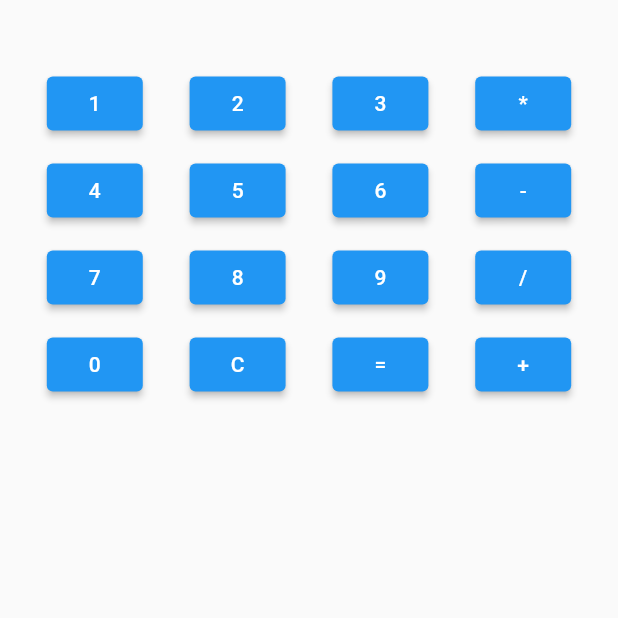
After one commit to SyedMuhammadArsalanShah/FlutterCourse, a Flutter app: the Calculator screen opened directly, on a phone screen of 412 x 824 dp, the top half of it. The commit adds this screen. Run offline on Flutter 3.47's test engine with Material 2 defaults, Android fonts, the phone set to English and light mode, and no system bars; our stand-ins replace just_audio, math_expressions; missing offline and left inert: quran.

Commit message:
lecture 17 cac

```diff
--- a/FlutterCourse2023/lecture08expanded_wrap_stack_positioned_align/lib/Second.dart
+++ b/FlutterCourse2023/lecture08expanded_wrap_stack_positioned_align/lib/Second.dart
@@ -13,7 +13,7 @@
     return Scaffold(
       // *** wrap ***
       body: Wrap(
-        direction: Axis.vertical,
+        direction: Axis.horizontal,
         children: [
           Container(
             width: 100,
--- /dev/null
+++ b/FlutterCourse2023/lecture17calculator/lib/Calculator.dart
@@ -0,0 +1,83 @@
+import 'package:flutter/material.dart';
+
+import 'package:math_expressions/math_expressions.dart';
+
+class Calculator extends StatefulWidget {
+  const Calculator({super.key});
+
+  @override
+  State<Calculator> createState() => _CalculatorState();
+}
+
+class _CalculatorState extends State<Calculator> {
+  var result = "";
+
+  Widget btn(text) {
+    return ElevatedButton(
+        onPressed: () {
+          setState(() {
+            result += text;
+          });
+        },
+        child: Text(text));
+  }
+
+  clearbtn() {
+    setState(() {
+      result = " ";
+    });
+  }
+
+  equalbtn() {
+    Parser parser = Parser();
+
+    Expression exp = parser.parse(result);
+    ContextModel cm = ContextModel();
+    double eval = exp.evaluate(EvaluationType.REAL, cm);
+
+    setState(() {
+      result = eval.toString();
+    });
+  }
+
+  @override
+  Widget build(BuildContext context) {
+    return Scaffold(
+      body: Column(
+        children: [
+          Text(
+            result,
+            style: TextStyle(fontSize: 30),
+          ),
+          SizedBox(
+            height: 10,
+          ),
+          Row(
+              mainAxisAlignment: MainAxisAlignment.spaceEvenly,
+              children: [btn("1"), btn("2"), btn("3"), btn("*")]),
+          SizedBox(
+            height: 10,
+          ),
+          Row(
+              mainAxisAlignment: MainAxisAlignment.spaceEvenly,
+              children: [btn("4"), btn("5"), btn("6"), btn("-")]),
+          SizedBox(
+            height: 10,
+          ),
+          Row(
+              mainAxisAlignment: MainAxisAlignment.spaceEvenly,
+              children: [btn("7"), btn("8"), btn("9"), btn("/")]),
+          SizedBox(
+            height: 10,
+          ),
+          Row(mainAxisAlignment: MainAxisAlignment.spaceEvenly, children: [
+            btn("0"),
+            ElevatedButton(onPressed: clearbtn, child: Text("C")),
+            ElevatedButton(onPressed: equalbtn, child: Text("=")),
+            btn("+")
+          ]),
+        ],
+      ),
+    );
+  }
+}
--- /dev/null
+++ b/FlutterCourse2023/lecture17calculator/lib/main.dart
@@ -0,0 +1,19 @@
+import 'package:flutter/material.dart';
+import 'package:lecture17calculator/Calculator.dart';
+
+void main() {
+  runApp(const MyApp());
+}
+
+class MyApp extends StatelessWidget {
+  const MyApp({super.key});
+
+  @override
+  Widget build(BuildContext context) {
+    return MaterialApp(
+      home: Scaffold(
+        body: Calculator(),
+      ),
+    );
+  }
+}
```
Also changed, not shown: FlutterCourse2023/lecture17calculator/analysis_options.yaml (added, +29 -0 lines), FlutterCourse2023/lecture17calculator/lib/SimpleCal.dart (added, +94 -0 lines), FlutterCourse2023/lecture17calculator/pubspec.yaml (added, +92 -0 lines), FlutterCourse2023/lecture17calculator/pubspec.lock (added), 124 other files.
